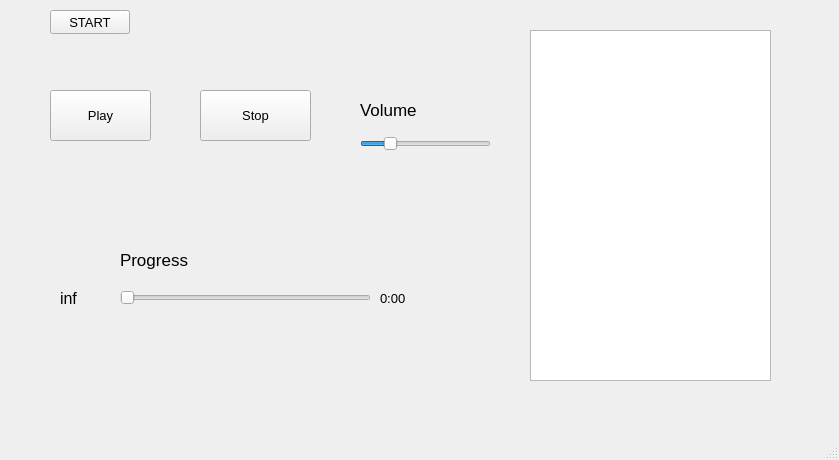
The window that music_player/music_player.ui (yoorgoo/Metro_Music) describes before a commit, drawn with Qt 5.
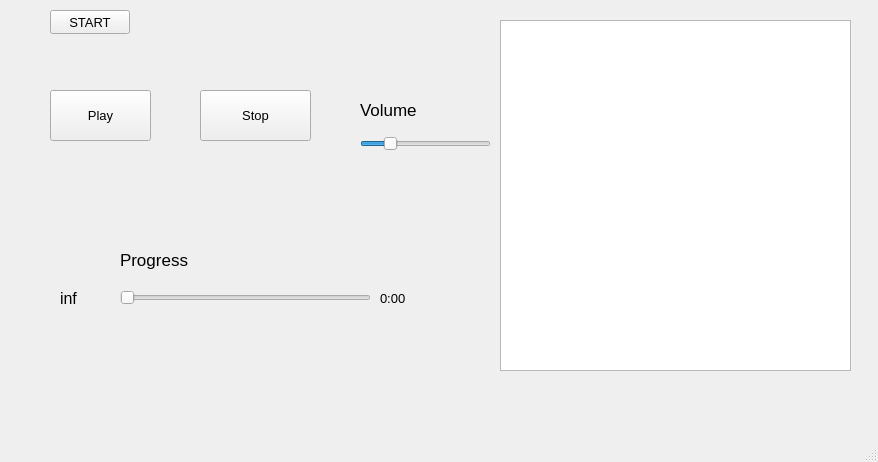
The same window after the commit.

Commit message: added a listbox widget for listing songs, added double click functionality for playing song

What changed in the file:
```diff
--- a/music_player/music_player.ui
+++ b/music_player/music_player.ui
@@ -6,8 +6,8 @@
    <rect>
     <x>0</x>
     <y>0</y>
-    <width>839</width>
-    <height>460</height>
+    <width>878</width>
+    <height>462</height>
    </rect>
   </property>
   <property name="font">
@@ -160,9 +160,9 @@
    <widget class="QListWidget" name="listWidget">
     <property name="geometry">
      <rect>
-      <x>530</x>
-      <y>30</y>
-      <width>241</width>
+      <x>500</x>
+      <y>20</y>
+      <width>351</width>
       <height>351</height>
      </rect>
     </property>
```
Left out of the diff: 4 changed lines with no effect on the pictures. The commit also changes 2 other files.
